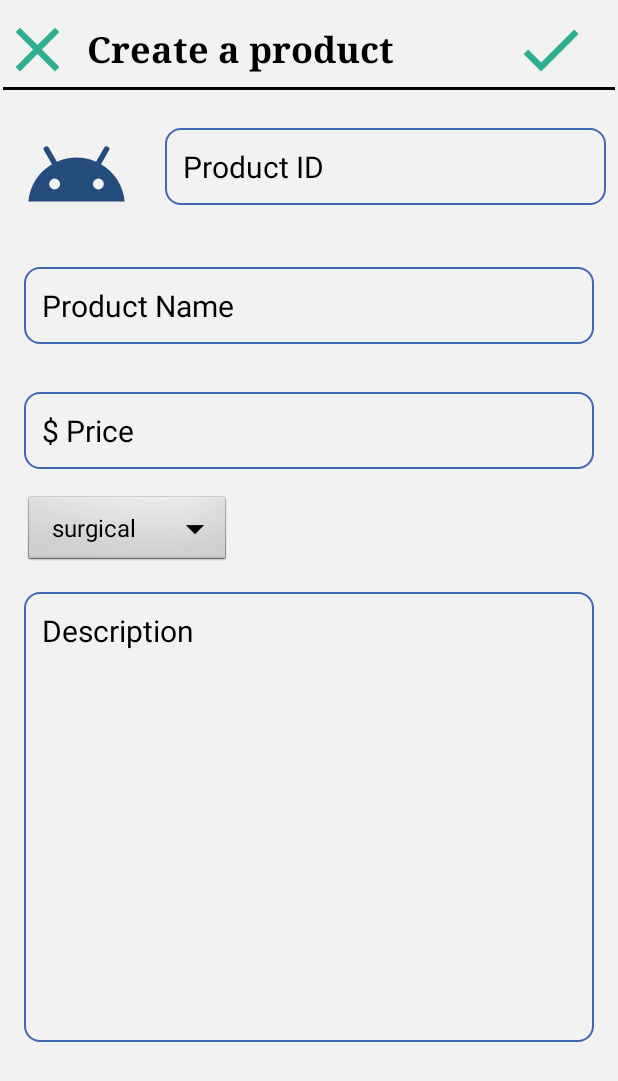
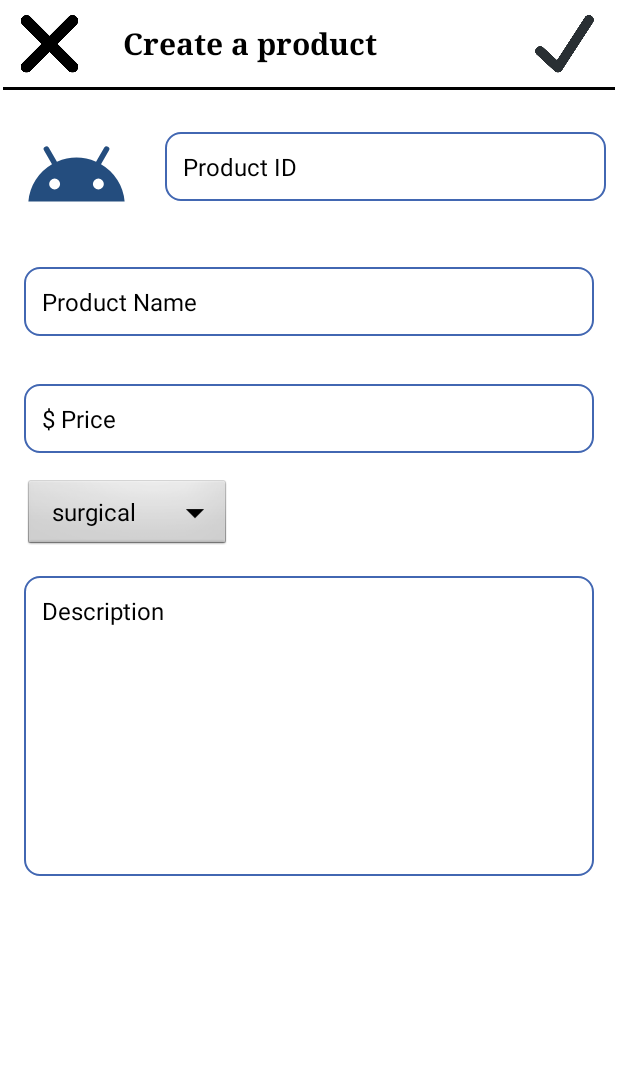
Before and after one commit to ak307/Med_Express, an Android app: the CreateProductActivity screen opened directly, with no data from a screen before it, on a phone screen of 412 x 824 dp. Shown: the top 1081 px of the screen. Run offline under Robolectric (Android 15) with nearby library versions, the light colour scheme and no system bars; our stand-ins replace Firebase (no records; nobody signed in at launch, a user with empty details on screens opened directly); libraries missing offline, so code that uses them is left out: com.theartofdev.edmodo.

Commit message:
small changes in create product activity

```diff
--- a/app/src/main/res/layout/activity_create_product.xml
+++ b/app/src/main/res/layout/activity_create_product.xml
@@ -4,7 +4,7 @@
     xmlns:tools="http://schemas.android.com/tools"
     android:layout_width="match_parent"
     android:layout_height="match_parent"
-    android:background="@color/grey"
+    android:background="@color/white"
     android:gravity="center"
     tools:context=".CreateProductActivity">
 
@@ -21,8 +21,9 @@
         <LinearLayout
             android:layout_width="match_parent"
             android:layout_height="wrap_content"
-            android:layout_marginTop="8dp"
-            android:background="@color/grey"
+            android:layout_marginTop="4dp"
+            android:layout_marginBottom="4dp"
+            android:background="@color/white"
             android:orientation="horizontal"
             android:weightSum="1">
 
@@ -31,19 +32,19 @@
                 android:id="@+id/createProductBackBtn"
                 android:layout_width="50dp"
                 android:layout_height="50dp"
-                android:background="@drawable/ic_close_24"
-                android:padding="4dp" />
+                android:layout_marginStart="8dp"
+                android:background="@drawable/xbtn" />
 
             <TextView
                 android:layout_width="wrap_content"
                 android:layout_height="wrap_content"
                 android:layout_gravity="center"
-                android:layout_marginLeft="8dp"
+                android:layout_marginLeft="24dp"
                 android:layout_weight="0.8"
                 android:fontFamily="serif"
                 android:text="Create a product"
                 android:textColor="@color/black"
-                android:textSize="24dp"
+                android:textSize="20dp"
                 android:textStyle="bold" />
 
 
@@ -51,8 +52,8 @@
                 android:id="@+id/createProductCreateBtn"
                 android:layout_width="50dp"
                 android:layout_height="50dp"
-                android:background="@drawable/ic_check_24"
-                android:padding="4dp" />
+                android:layout_marginStart="60dp"
+                android:background="@drawable/checkicon" />
 
 
         </LinearLayout>
@@ -88,7 +89,7 @@
                 android:padding="12dp"
                 android:textColor="@color/black"
                 android:textColorHint="@color/black"
-                android:textSize="20sp" />
+                android:textSize="16sp" />
 
 
         </LinearLayout>
@@ -111,7 +112,7 @@
                 android:padding="12dp"
                 android:textColor="@color/black"
                 android:textColorHint="@color/black"
-                android:textSize="20sp" />
+                android:textSize="16sp" />
 
 
             <EditText
@@ -126,7 +127,7 @@
                 android:padding="12dp"
                 android:textColor="@color/black"
                 android:textColorHint="@color/black"
-                android:textSize="20sp" />
+                android:textSize="16sp" />
 
 
             <Spinner
@@ -141,7 +142,7 @@
             <EditText
                 android:id="@+id/createProductProductDescription"
                 android:layout_width="match_parent"
-                android:layout_height="300dp"
+                android:layout_height="200dp"
                 android:layout_gravity="center"
                 android:layout_margin="16dp"
                 android:background="@drawable/round_border"
@@ -150,7 +151,7 @@
                 android:padding="12dp"
                 android:textColor="@color/black"
                 android:textColorHint="@color/black"
-                android:textSize="20sp" />
+                android:textSize="16sp" />
 
 
             <TextView
```
Also changed, not shown: app/src/main/res/drawable/checkicon.png (added).
